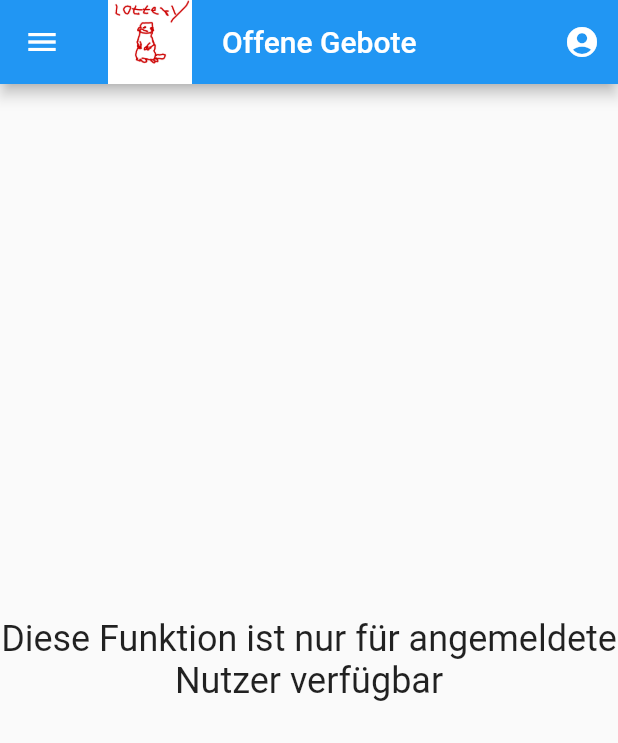
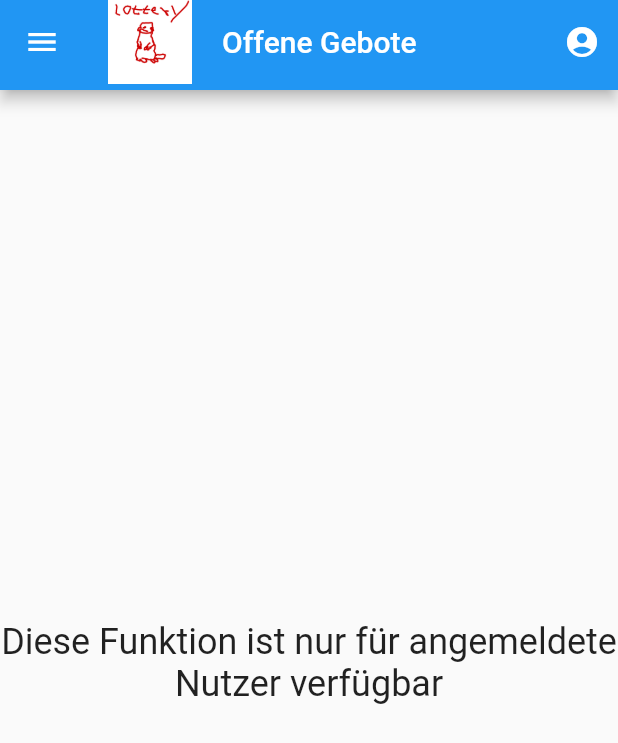
Before and after one commit to DustinHolm/lottery_app, a Flutter app: the BidderPage screen opened by its route, on a phone screen of 412 x 824 dp. Shown: the top 743 px of the screen. Run offline on Flutter 3.47's test engine with Material 2 defaults, Android fonts, the phone set to English and light mode, and no system bars; our stand-ins replace firebase_auth, firebase_core, google_sign_in, image_picker, nanoid, shared_preferences and 1 more; accounts and stored records are empty.

Commit message:
AppBar is now a widget

```diff
--- a/lib/components/app_bar.dart
+++ b/lib/components/app_bar.dart
@@ -1,7 +1,14 @@
 import 'package:flutter/material.dart';
 import 'package:lottery_app/components/user_dialog.dart';
 
-AppBar lotteryAppBar(String title) => AppBar(
+class LotteryAppBar extends StatelessWidget implements PreferredSizeWidget {
+  const LotteryAppBar({required this.title, Key? key}) : super(key: key);
+
+  final String title;
+
+  @override
+  Widget build(BuildContext context) {
+    return AppBar(
       title: Row(
         children: [
           SizedBox(
@@ -16,3 +23,8 @@ AppBar lotteryAppBar(String title) => AppBar(
         UserDialog(),
       ],
     );
+  }
+
+  @override
+  Size get preferredSize => const Size.fromHeight(60);
+}
--- a/lib/pages/bidder_page.dart
+++ b/lib/pages/bidder_page.dart
@@ -33,7 +33,7 @@ class _BidderPageState extends State<BidderPage> {
 
     return Scaffold(
       drawer: const Sidebar(),
-      appBar: lotteryAppBar(widget.title),
+      appBar: LotteryAppBar(title: widget.title),
       body: userStore.status != Status.AUTHENTICATED
           ? Center(
               child: Text(
--- a/lib/pages/create_new_product_page.dart
+++ b/lib/pages/create_new_product_page.dart
@@ -50,7 +50,7 @@ class _CreateNewProductPageState extends State<CreateNewProductPage> {
 
     return Scaffold(
       drawer: const Sidebar(),
-      appBar: lotteryAppBar(widget.title),
+      appBar: LotteryAppBar(title: widget.title),
       body: userStore.status != Status.AUTHENTICATED
           ? Center(
               child: Text(
--- a/lib/pages/overview_page.dart
+++ b/lib/pages/overview_page.dart
@@ -32,7 +32,7 @@ class _OverviewPageState extends State<OverviewPage> {
 
     return Scaffold(
       drawer: const Sidebar(),
-      appBar: lotteryAppBar(widget.title),
+      appBar: LotteryAppBar(title: widget.title),
       body: Column(children: [
         FilterDropdown(transformations: transformations, handleTransformationsUpdate: (List<ITransform> update) => setState(() => transformations = update)),
         Expanded(
--- a/lib/pages/seller_page.dart
+++ b/lib/pages/seller_page.dart
@@ -29,7 +29,7 @@ class _SellerPageState extends State<SellerPage> {
 
     return Scaffold(
       drawer: const Sidebar(),
-      appBar: lotteryAppBar(widget.title),
+      appBar: LotteryAppBar(title: widget.title),
       body: userStore.status != Status.AUTHENTICATED
           ? Center(
               child: Text(
--- a/lib/pages/tickets_buy_page.dart
+++ b/lib/pages/tickets_buy_page.dart
@@ -21,7 +21,7 @@ class _TicketsBuyPageState extends State<TicketsBuyPage> {
 
     return Scaffold(
       drawer: const Sidebar(),
-      appBar: lotteryAppBar(widget.title),
+      appBar: LotteryAppBar(title: widget.title),
       body: userStore.status != Status.AUTHENTICATED
           ? Center(
               child: Text(
```
